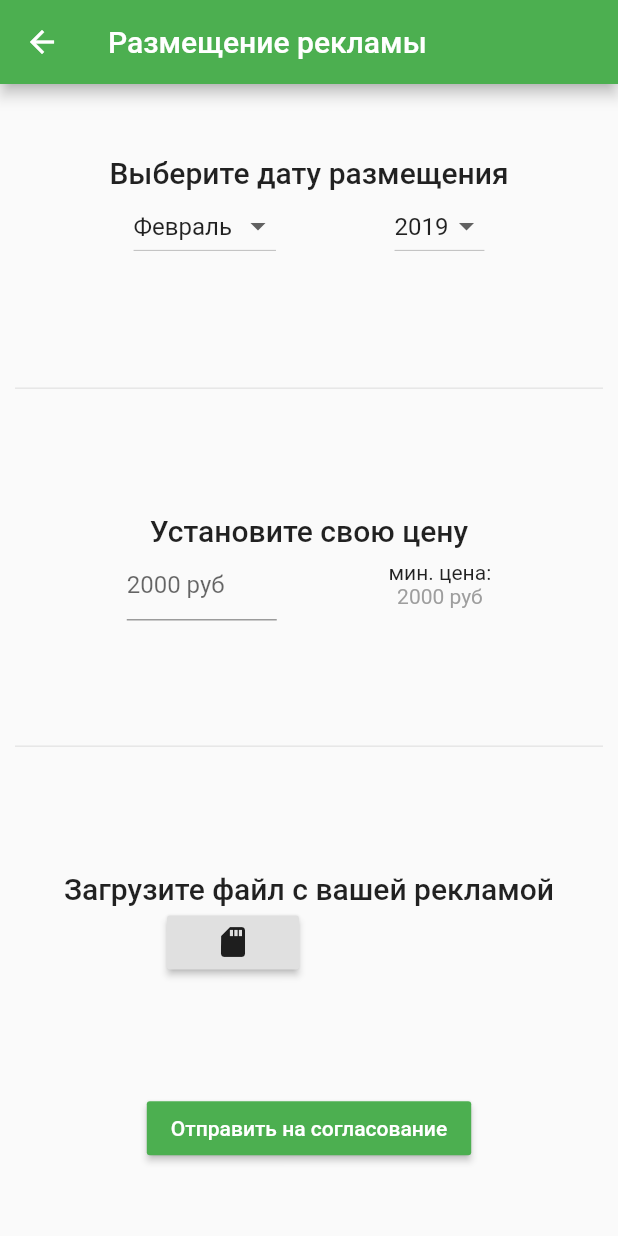
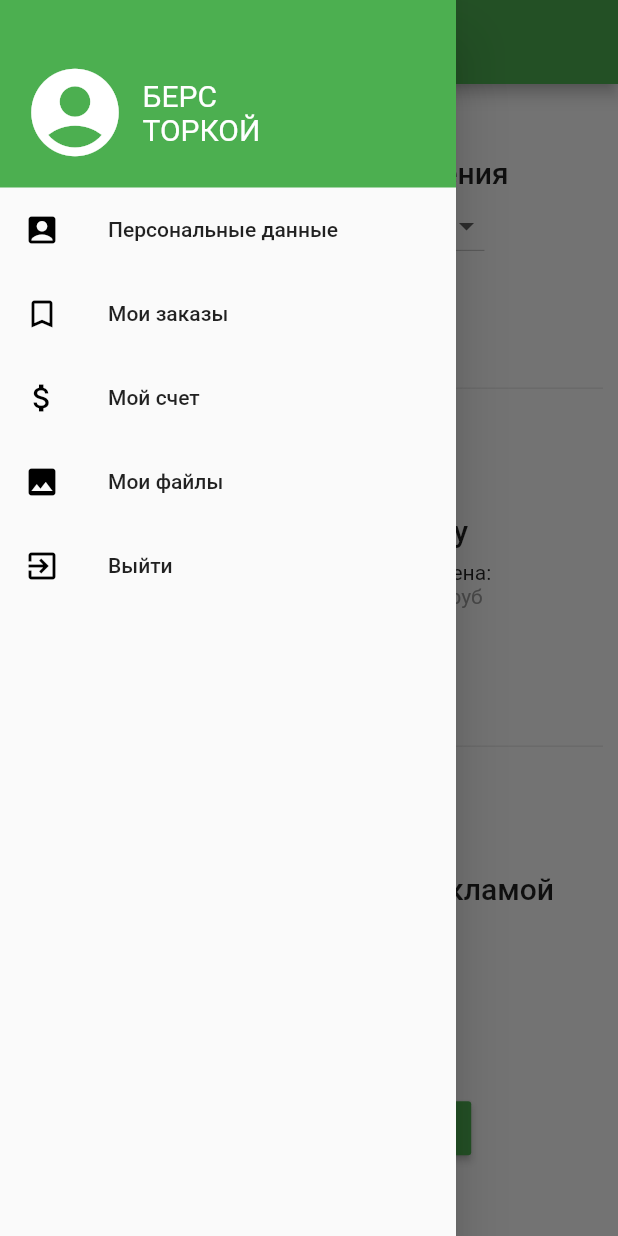
Before and after one commit to Btorkoy/sberbank_atm, a Flutter app: the AdvPostingScreen screen opened by its route, with the side drawer open (before the commit the screen has no drawer), on a phone screen of 412 x 824 dp. Run offline on Flutter 3.47's test engine with Material 2 defaults, Android fonts, the phone set to English and light mode, and no system bars; our stand-ins replace firebase_database, flutter_calendar_carousel, google_maps_flutter, image_picker, rxdart; accounts and stored records are empty.

Commit message:
Added drawer

```diff
--- /dev/null
+++ b/lib/components/drawer.dart
@@ -0,0 +1,94 @@
+import 'package:flutter/material.dart';
+
+class MyDrawer extends StatelessWidget {
+  @override
+  Widget build(BuildContext context) {
+    return Drawer(
+      child: Column(
+        children: <Widget>[
+          Container(
+              // margin: EdgeInsets.only(top: 15),
+              padding: EdgeInsets.only(top: 25, left: 15),
+              height: 125,
+              decoration: BoxDecoration(color: Colors.green),
+              child: Row(
+                mainAxisAlignment: MainAxisAlignment.start,
+                crossAxisAlignment: CrossAxisAlignment.center,
+                children: <Widget>[
+                  Icon(
+                    Icons.account_circle,
+                    size: 70,
+                    color: Colors.white,
+                  ),
+                  SizedBox(
+                    width: 10.0,
+                  ),
+                  Column(
+                    mainAxisAlignment: MainAxisAlignment.center,
+                    crossAxisAlignment: CrossAxisAlignment.start,
+                    children: <Widget>[
+                      Text(
+                        'БЕРС',
+                        style: TextStyle(color: Colors.white, fontSize: 20),
+                      ),
+                      Text(
+                        'ТОРКОЙ',
+                        style: TextStyle(color: Colors.white, fontSize: 20),
+                      ),
+                    ],
+                  )
+                ],
+              )),
+          Expanded(
+            child: ListView(
+              padding: EdgeInsets.all(0),
+              shrinkWrap: true,
+              children: <Widget>[
+                ListTile(
+                  leading: Icon(
+                    Icons.account_box,
+                    color: Colors.black,
+                  ),
+                  title: Text('Персональные данные'),
+                  onTap: null,
+                ),
+                ListTile(
+                  leading: Icon(
+                    Icons.bookmark_border,
+                    color: Colors.black,
+                  ),
+                  title: Text('Мои заказы'),
+                  onTap: null,
+                ),
+                ListTile(
+                  leading: Icon(
+                    Icons.attach_money,
+                    color: Colors.black,
+                  ),
+                  title: Text('Мой счет'),
+                  onTap: null,
+                ),
+                ListTile(
+                  leading: Icon(
+                    Icons.image,
+                    color: Colors.black,
+                  ),
+                  title: Text('Мои файлы'),
+                  onTap: null,
+                ),
+                ListTile(
+                  leading: Icon(
+                    Icons.exit_to_app,
+                    color: Colors.black,
+                  ),
+                  title: Text('Выйти'),
+                  onTap: null,
+                ),
+              ],
+            ),
+          ),
+        ],
+      ),
+    );
+  }
+}
--- a/lib/screens/AtmScreen.dart
+++ b/lib/screens/AtmScreen.dart
@@ -2,6 +2,7 @@ import 'package:flutter/material.dart';
 import '../repositories/atm_model.dart';
 import 'package:flutter_calendar_carousel/flutter_calendar_carousel.dart';
 import 'adv_booking_screen.dart';
+import '../components/drawer.dart';
 
 class AtmScreen extends StatelessWidget {
   final Atm atm;
@@ -16,9 +17,7 @@ class AtmScreen extends StatelessWidget {
         title: Text('Банкомат'),
         backgroundColor: Colors.green,
       ),
-      drawer: Drawer(
-        semanticLabel: 'label',
-      ),
+      drawer: MyDrawer(),
       body: Container(
         padding: EdgeInsets.all(20),
         child: Column(mainAxisAlignment: MainAxisAlignment.spaceBetween, children: <Widget>[
--- a/lib/screens/MainScreen.dart
+++ b/lib/screens/MainScreen.dart
@@ -1,6 +1,7 @@
 import 'package:flutter/material.dart';
 import 'package:google_maps_flutter/google_maps_flutter.dart';
 import '../components/modalSheetSearch.dart';
+import '../components/drawer.dart';
 import '../repositories/atm_provider.dart';
 import 'AtmScreen.dart';
 
@@ -33,7 +34,7 @@ class MainScreenState extends State<MainScreen> {
   Widget build(BuildContext context) {
     return Scaffold(
       key: _scaffoldKey,
-      drawer: Drawer(),
+      drawer: MyDrawer(),
       body: FractionallySizedBox(
         child: Stack(
           alignment: Alignment.topLeft,
--- a/lib/screens/adv_booking_screen.dart
+++ b/lib/screens/adv_booking_screen.dart
@@ -1,7 +1,9 @@
 import 'package:flutter/material.dart';
 import 'advSendedToApproveScreen.dart';
-
-import 'package:file_picker/file_picker.dart';
+import '../components/drawer.dart';
+import 'package:image_picker/image_picker.dart';
+import 'package:flutter/services.dart';
+import 'dart:io';
 
 class AdvPostingScreen extends StatefulWidget {
   static const ROUTE = 'advPosting';
@@ -24,6 +26,7 @@ class AdvPostingScreenState extends State<AdvPostingScreen> {
               title: Text('Размещение рекламы'),
               backgroundColor: Colors.green,
             ),
+            drawer: MyDrawer(),
             body: Container(
               alignment: Alignment.topCenter,
               padding: EdgeInsets.all(10),
@@ -111,7 +114,7 @@ class AdvPostingScreenState extends State<AdvPostingScreen> {
                         children: <Widget>[
                           RaisedButton(
                             onPressed: getFilePath,
-                            child: new Icon(Icons.sd_storage),
+                            child: new Icon(Icons.attach_file),
                           ),
                           Text(this._filePath)
                         ],
@@ -142,13 +145,13 @@ class AdvPostingScreenState extends State<AdvPostingScreen> {
   var _filePath = '';
   void getFilePath() async {
     try {
-      String filePath = await FilePicker.getFilePath(type: FileType.ANY);
-      if (filePath == '') {
+      File file = await ImagePicker.pickImage(source: ImageSource.gallery);
+      if (file == null) {
         return;
       }
-      print("File path: " + filePath);
+      print("File path: " + file.uri.toString());
       setState(() {
-        this._filePath = filePath.split('/').last;
+        this._filePath = file.uri.toString().split('/').last;
       });
     } on Exception catch (e) {
       print("Error while picking the file: " + e.toString());
```
